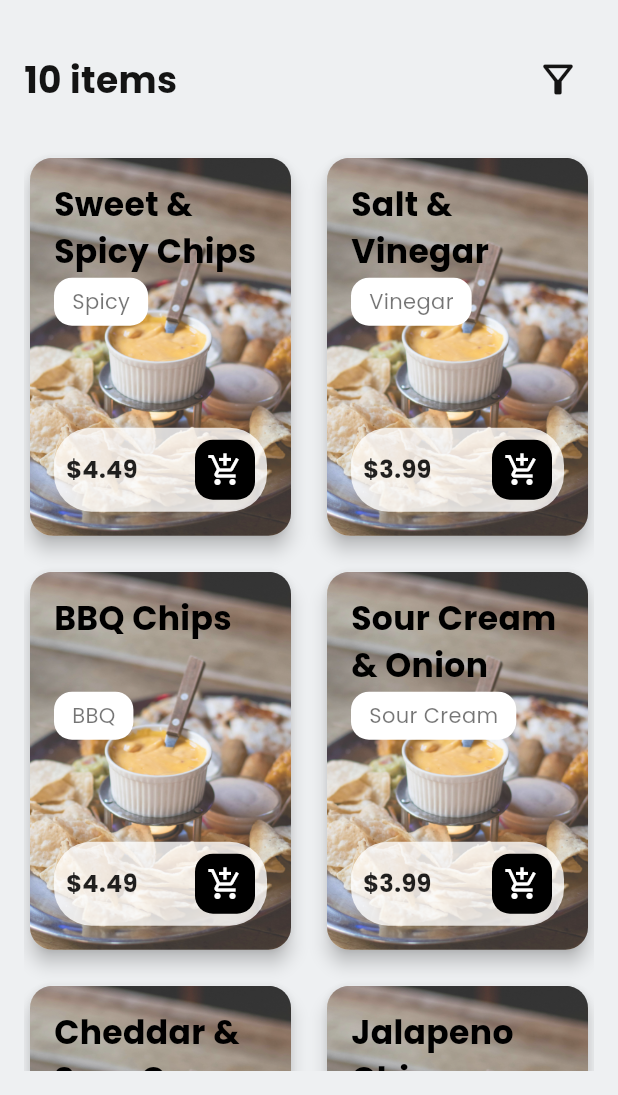
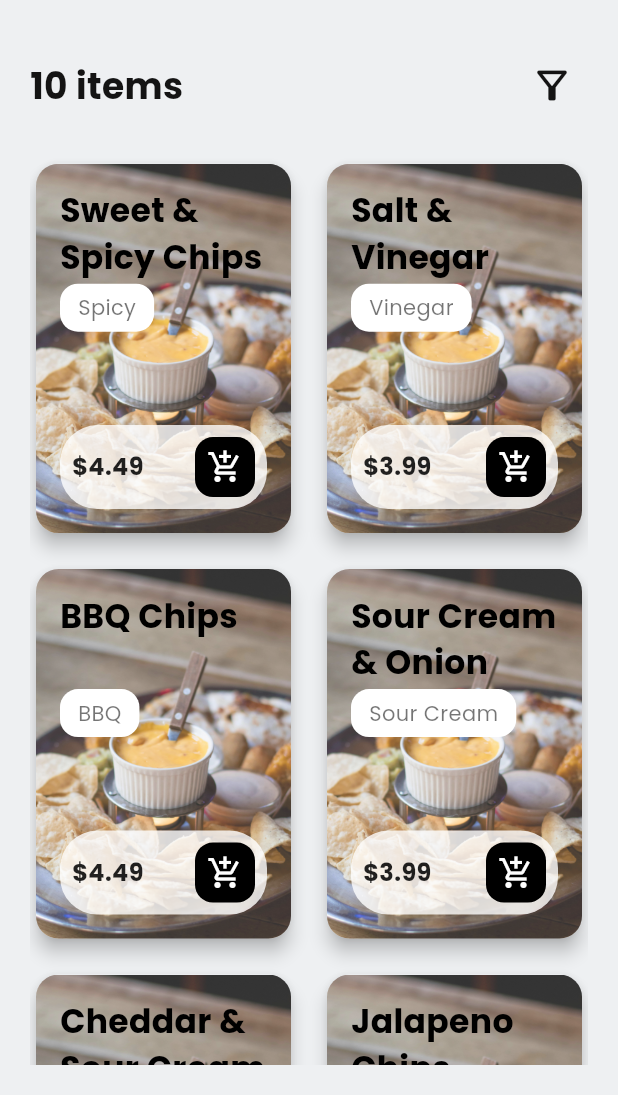
Before and after one commit to NIRoberto/chips_collection, a Flutter app: the screen it shows after launch, on a phone screen of 412 x 824 dp, the part 141-1236 px from its top. Run offline on Flutter 3.47's test engine with Material 3 defaults, Android fonts, the phone set to English and light mode, and no system bars; our stand-ins replace go_router, google_fonts.

Commit message:
Feature:   improving the home screen

```diff
--- a/lib/Screens/home.dart
+++ b/lib/Screens/home.dart
@@ -130,11 +130,11 @@ class _HomeScreenState extends State<HomeScreen> {
           ],
         ),
       ),
-      body: Padding(
-        padding: const EdgeInsets.all(16.0),
-        child: Stack(
+      body: Stack(
         children: [
-            SingleChildScrollView(
+          Padding(
+            padding: const EdgeInsets.all(20.0),
+            child: SingleChildScrollView(
               child: Column(
                 children: [
                   Row(
@@ -195,7 +195,6 @@ class _HomeScreenState extends State<HomeScreen> {
                               ),
                             ),
                           );
-
                           setState(() {
                             chipsInCart.add(chipItems[index]);
                             chipItems.remove(chipItems[index]);
@@ -204,7 +203,9 @@ class _HomeScreenState extends State<HomeScreen> {
                       );
                     },
                   ),
+                  const SizedBox(height: 100.0),
                 ],
+              ),
             ),
           ),
           if (chipsInCart.isNotEmpty)
@@ -249,12 +250,14 @@ class _HomeScreenState extends State<HomeScreen> {
                         const SizedBox(width: 16.0),
                         const Column(
                           children: [
-                              Text("Cart",
+                            Text(
+                              "Cart",
                               style: TextStyle(
                                 color: Colors.white,
                                 fontSize: 24.0,
                                 fontWeight: FontWeight.bold,
-                                  )),
+                              ),
+                            ),
                             Text(
                               '1 item',
                               style: TextStyle(
@@ -278,7 +281,6 @@ class _HomeScreenState extends State<HomeScreen> {
               ),
             )
         ],
-        ),
       ),
     );
   }
```
Lines whose indentation alone changed are shown as unchanged.
